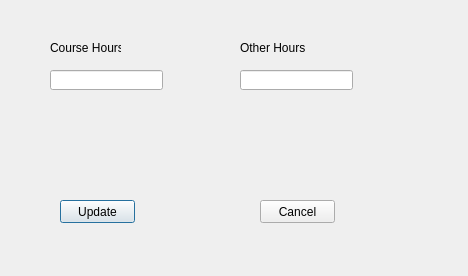
First picture: the form in Sprint 5/enter/show_hours.ui, repository SDSMT-CSC464-F15/dancesoft, before the edit.
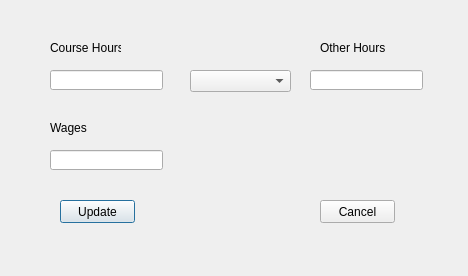
Second picture: the form after the edit.

Commit message: wage calc

```diff
--- a/Sprint 5/enter/show_hours.ui
+++ b/Sprint 5/enter/show_hours.ui
@@ -39,7 +39,7 @@
   <widget class="QLabel" name="other_label">
    <property name="geometry">
     <rect>
-     <x>240</x>
+     <x>320</x>
      <y>40</y>
      <width>71</width>
      <height>16</height>
@@ -52,7 +52,7 @@
   <widget class="QLineEdit" name="other_lineEdit">
    <property name="geometry">
     <rect>
-     <x>240</x>
+     <x>310</x>
      <y>70</y>
      <width>113</width>
      <height>20</height>
@@ -75,7 +75,7 @@
   <widget class="QPushButton" name="cancel_btn">
    <property name="geometry">
     <rect>
-     <x>260</x>
+     <x>320</x>
      <y>200</y>
      <width>75</width>
      <height>23</height>
@@ -85,6 +85,39 @@
     <string>Cancel</string>
    </property>
   </widget>
+  <widget class="QComboBox" name="Hour_comboBox">
+   <property name="geometry">
+    <rect>
+     <x>190</x>
+     <y>70</y>
+     <width>101</width>
+     <height>22</height>
+    </rect>
+   </property>
+  </widget>
+  <widget class="QLineEdit" name="Wage_lineEdit">
+   <property name="geometry">
+    <rect>
+     <x>50</x>
+     <y>150</y>
+     <width>113</width>
+     <height>20</height>
+    </rect>
+   </property>
+  </widget>
+  <widget class="QLabel" name="wage_label">
+   <property name="geometry">
+    <rect>
+     <x>50</x>
+     <y>120</y>
+     <width>71</width>
+     <height>16</height>
+    </rect>
+   </property>
+   <property name="text">
+    <string>Wages</string>
+   </property>
+  </widget>
  </widget>
  <resources/>
  <connections/>
```
The commit also changes 11 other files.
